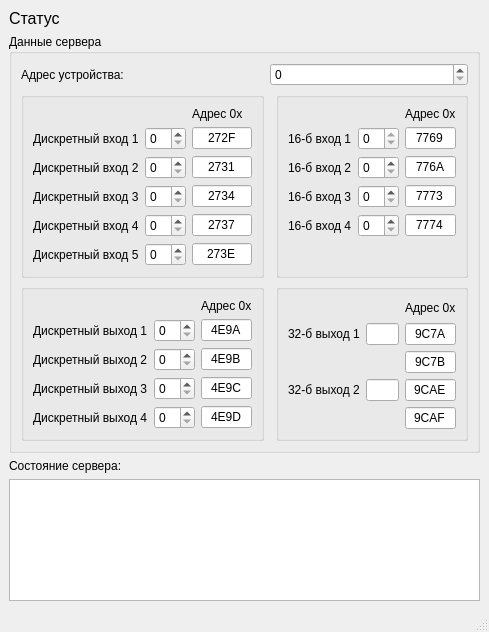
Before: the Qt Designer form modbustcpserver.ui in DenJonson/modbusTCP-server_qt, drawn with Qt 5.
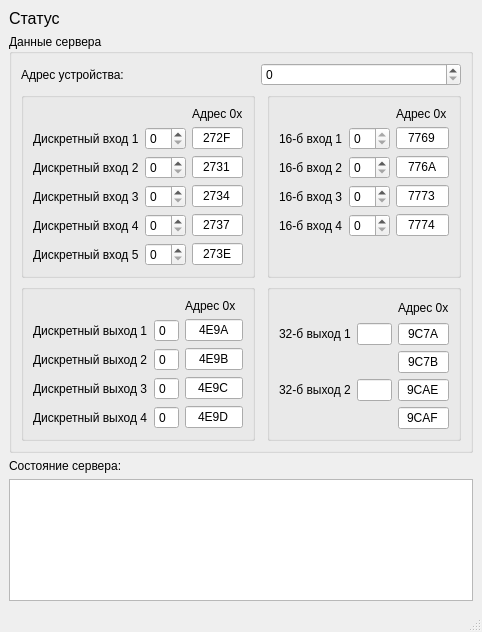
After: the same form once the commit is applied.

The edit to the form file:
```diff
--- a/modbustcpserver.ui
+++ b/modbustcpserver.ui
@@ -166,7 +166,11 @@
         <widget class="QGroupBox" name="groupBox">
          <layout class="QGridLayout" name="gridLayout_7">
           <item row="1" column="1">
-           <widget class="QSpinBox" name="sbDOut0"/>
+           <widget class="QSpinBox" name="sbDOut0">
+            <property name="buttonSymbols">
+             <enum>QAbstractSpinBox::NoButtons</enum>
+            </property>
+           </widget>
           </item>
           <item row="2" column="0">
            <widget class="QLabel" name="label_7">
@@ -183,7 +187,11 @@
            </widget>
           </item>
           <item row="2" column="1">
-           <widget class="QSpinBox" name="sbDOut1"/>
+           <widget class="QSpinBox" name="sbDOut1">
+            <property name="buttonSymbols">
+             <enum>QAbstractSpinBox::NoButtons</enum>
+            </property>
+           </widget>
           </item>
           <item row="0" column="2">
            <widget class="QLabel" name="label_21">
@@ -193,10 +201,18 @@
            </widget>
           </item>
           <item row="4" column="1">
-           <widget class="QSpinBox" name="sbDOut3"/>
+           <widget class="QSpinBox" name="sbDOut3">
+            <property name="buttonSymbols">
+             <enum>QAbstractSpinBox::NoButtons</enum>
+            </property>
+           </widget>
           </item>
           <item row="3" column="1">
-           <widget class="QSpinBox" name="sbDOut2"/>
+           <widget class="QSpinBox" name="sbDOut2">
+            <property name="buttonSymbols">
+             <enum>QAbstractSpinBox::NoButtons</enum>
+            </property>
+           </widget>
           </item>
           <item row="1" column="0">
            <widget class="QLabel" name="label_6">
```
